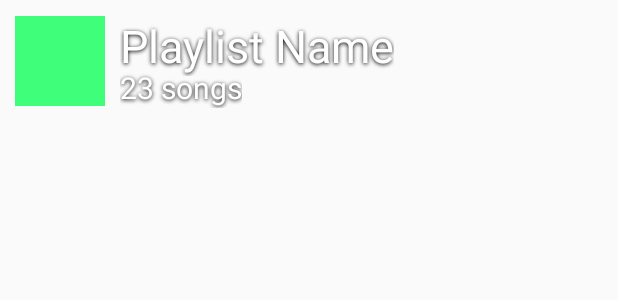
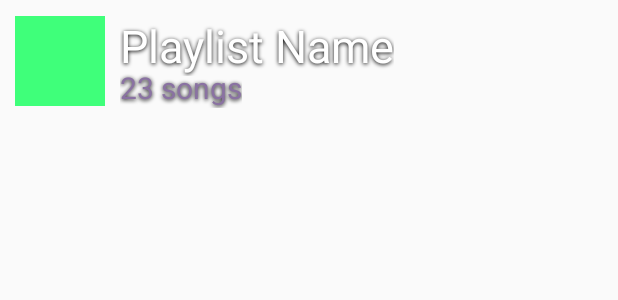
Before and after one commit to dag10/Soapy, an Android app: the layout entry_playlist.xml on its own in the app's theme, with its tools: preview values and no code run, on a phone screen of 412 x 824 dp. Shown: the top 300 px of the screen. Run offline under Robolectric (Android 15) with nearby library versions, the phone set to English and light mode, and no system bars.

Commit message:
Change track count text color in playlist list to grey.

```diff
--- a/Android/app/src/main/res/layout/entry_playlist.xml
+++ b/Android/app/src/main/res/layout/entry_playlist.xml
@@ -42,7 +42,7 @@
             android:text="23 songs"
             android:textSize="20dp"
             android:maxLines="1"
-            android:textColor="#ffffffff"
+            android:textColor="#ff8a72a2"
             style="@style/TextShadow"
             />
     </LinearLayout>
```
